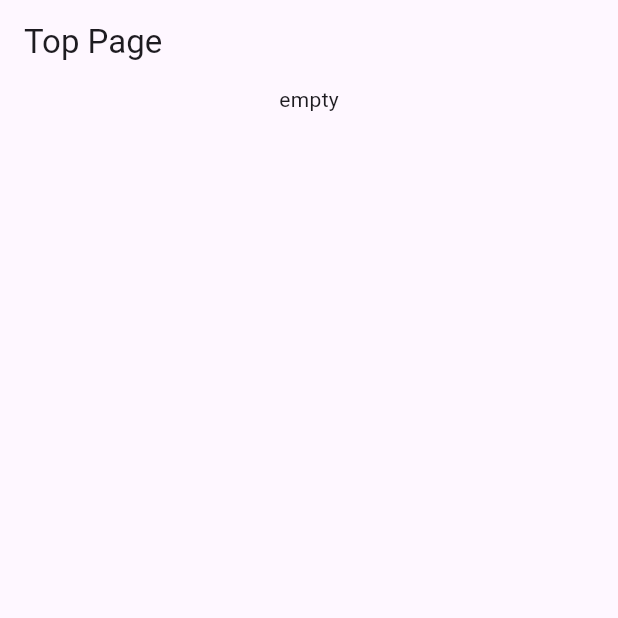
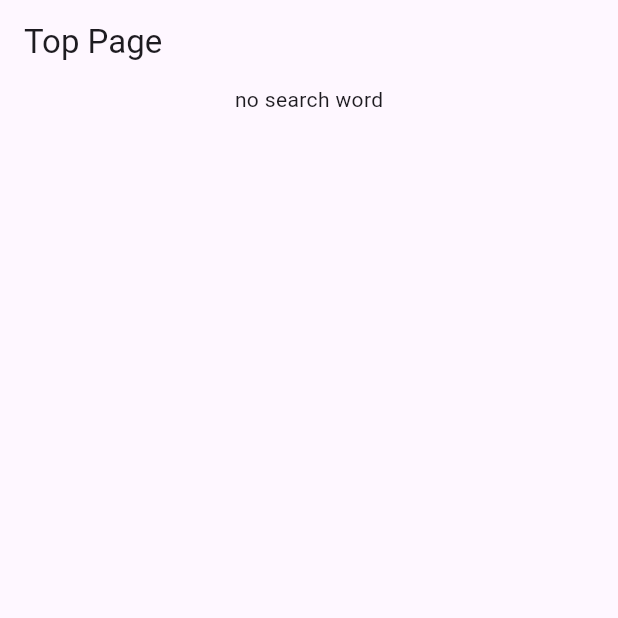
Before and after one commit to uchijo/github_repo_search, a Flutter app: the screen it shows after launch, on a phone screen of 412 x 824 dp, the top half of it. Run offline on Flutter 3.47's test engine with Material 3 defaults, Android fonts, the phone set to English and light mode, and no system bars; our stand-ins replace flutter_dotenv, flutter_riverpod, freezed_annotation, riverpod_annotation; generated files the repository leaves out were written again.

Commit message:
distinguish no search and emmpty result

```diff
--- a/lib/controller/search_result_notifier/search_result_notifier.dart
+++ b/lib/controller/search_result_notifier/search_result_notifier.dart
@@ -1,5 +1,4 @@
 import 'package:github_repo_search/controller/query_notifier/query_notifier.dart';
-import 'package:github_repo_search/model/repository_info/repository_info.dart';
 import 'package:github_repo_search/model/search_result/search_result.dart';
 import 'package:github_repo_search/repository_impl/github_search_repository_impl.dart';
 import 'package:riverpod_annotation/riverpod_annotation.dart';
@@ -21,13 +20,14 @@ class SearchResultNotifier extends _$SearchResultNotifier {
 
     // 検索キーワードがない場合はAPIを叩かない
     if (query.keyword.isEmpty) {
-      return SearchResult(items: <RepositoryInfo>[], totalCount: 0);
+      return const SearchResult.noSearchWord();
     }
 
     final res = await repo.search(query);
-    final searchResult = SearchResult(
+    final searchResult = SearchResult.value(
       items: res.items,
       totalCount: res.totalCount,
+      currentPage: 1,
     );
 
     return searchResult;
--- a/lib/model/search_result/search_result.dart
+++ b/lib/model/search_result/search_result.dart
@@ -4,18 +4,16 @@ import 'package:freezed_annotation/freezed_annotation.dart';
 import 'package:github_repo_search/model/repository_info/repository_info.dart';
 
 part 'search_result.freezed.dart';
-part 'search_result.g.dart';
 
 // run this to generate code
 // dart run build_runner build
 
 @freezed
-class SearchResult with _$SearchResult {
-  factory SearchResult({
+sealed class SearchResult with _$SearchResult {
+  const factory SearchResult.value({
     required List<RepositoryInfo> items,
-    @JsonKey(name: 'total_count') required int totalCount,
-  }) = _SearchResult;
-
-  factory SearchResult.fromJson(Map<String, dynamic> json) =>
-      _$SearchResultFromJson(json);
+    required int totalCount,
+    required int currentPage,
+  }) = Value;
+  const factory SearchResult.noSearchWord() = NoSearchWord;
 }
--- a/lib/view/component/repository_list.dart
+++ b/lib/view/component/repository_list.dart
@@ -1,6 +1,7 @@
 import 'package:flutter/material.dart';
 import 'package:flutter_riverpod/flutter_riverpod.dart';
 import 'package:github_repo_search/controller/search_result_notifier/search_result_notifier.dart';
+import 'package:github_repo_search/model/search_result/search_result.dart';
 import 'package:github_repo_search/view/component/repository_tile.dart';
 
 class RepositoryList extends ConsumerWidget {
@@ -10,21 +11,23 @@ class RepositoryList extends ConsumerWidget {
   Widget build(BuildContext context, WidgetRef ref) {
     final searchResult = ref.watch(searchResultNotifierProvider);
 
-    if (searchResult.isLoading) {
-      return const Text('loading...');
-    }
-
     return switch (searchResult) {
-      AsyncData(value: final data) => data.items.isEmpty
-          ? const Text('empty')
+      AsyncData(:final value) => switch (value) {
+          NoSearchWord() => const Text('no search word'),
+          Value(
+            items: final data,
+          ) =>
+            data.isEmpty
+                ? const Text('no result')
                 : ListView(
                     children: [
-                for (final item in data.items)
+                      for (final item in data)
                         RepositoryTile(
                           repositoryInfo: item,
                         ),
                     ],
                   ),
+        },
       AsyncLoading() => const Text('loading...'),
       AsyncError(error: final err, stackTrace: final _) => Text(err.toString()),
       // ここには辿り着かないはず
```
Also changed, not shown: lib/controller/search_result_notifier/search_result_notifier.g.dart, lib/model/search_result/search_result.freezed.dart, lib/model/search_result/search_result.g.dart (deleted), 2 other files. Lines whose indentation alone changed are shown as unchanged.
